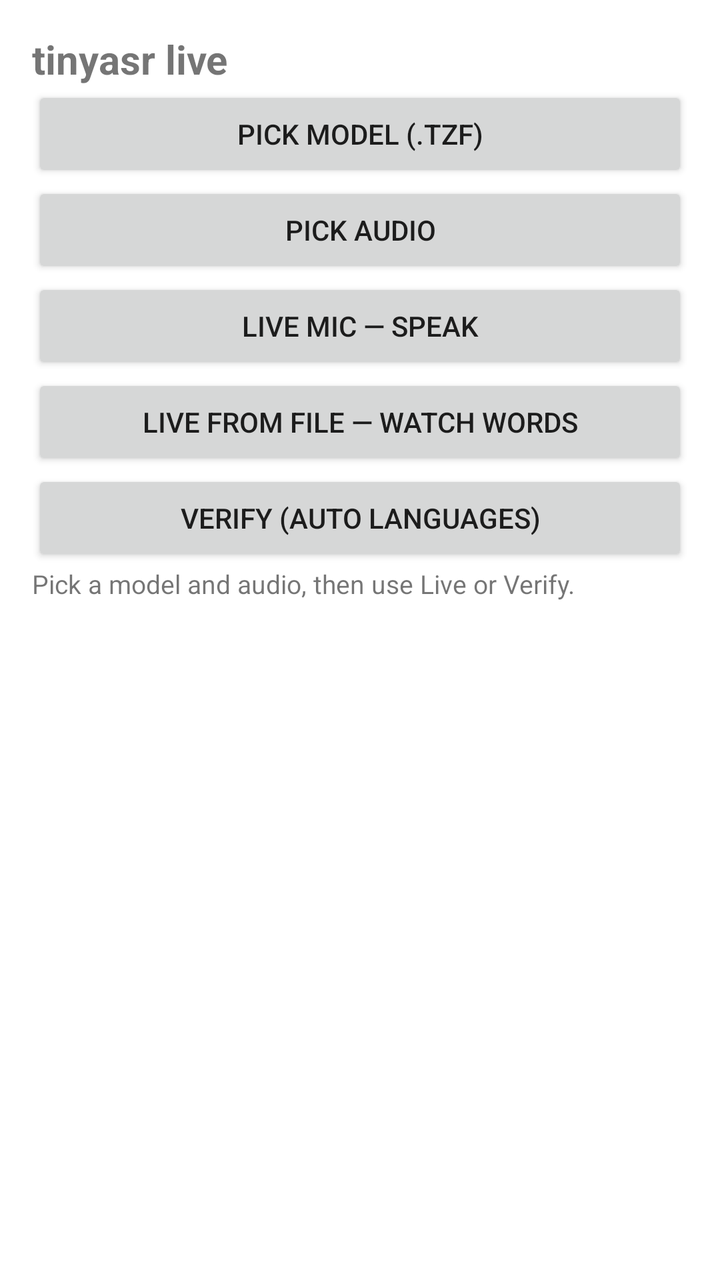
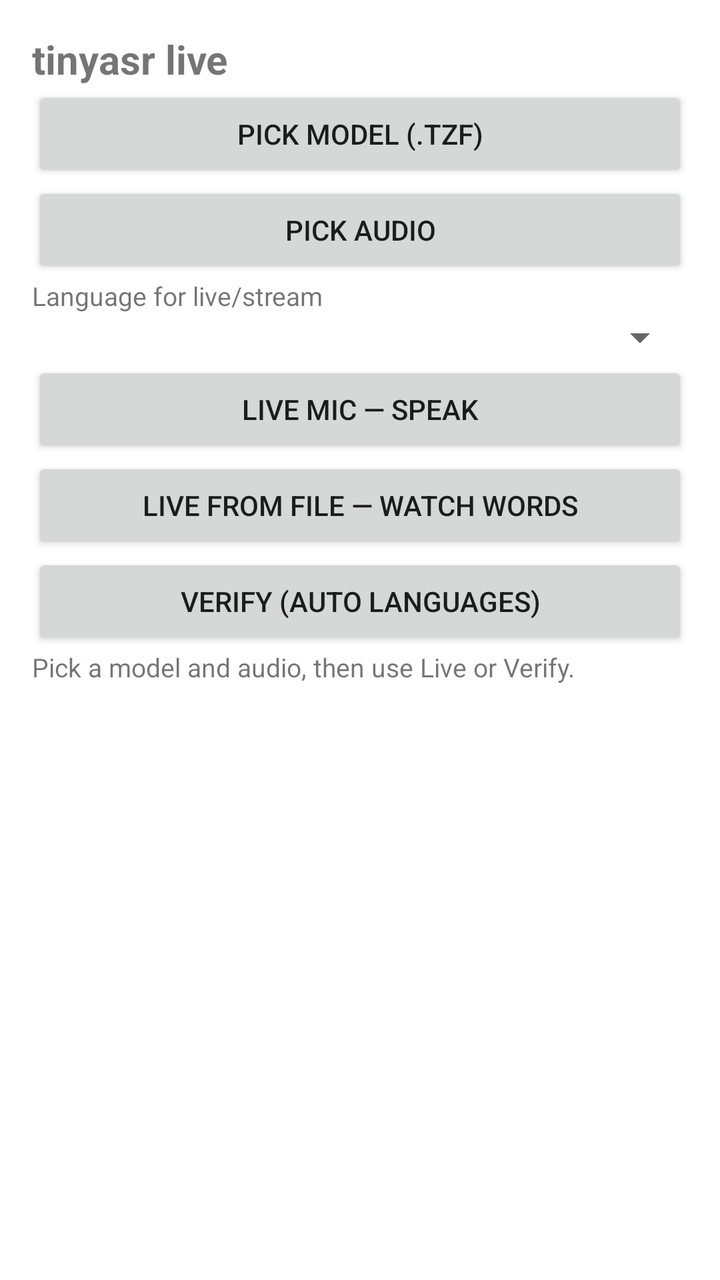

An Android layout rendered at two revisions. The XML below is the earlier revision; the diff shows what the commit changed to produce the second picture.
<!-- AndroidManifest.xml: application theme AppTheme -->
<!-- res/layout/activity_main.xml -->
<?xml version="1.0" encoding="utf-8"?>
<LinearLayout xmlns:android="http://schemas.android.com/apk/res/android"
    android:layout_width="match_parent"
    android:layout_height="match_parent"
    android:orientation="vertical"
    android:padding="16dp">

    <TextView
        android:layout_width="match_parent"
        android:layout_height="wrap_content"
        android:textSize="20sp"
        android:textStyle="bold"
        android:text="@string/app_name" />

    <Button
        android:id="@+id/pickModel"
        android:layout_width="match_parent"
        android:layout_height="wrap_content"
        android:text="@string/pick_model" />

    <Button
        android:id="@+id/pickAudio"
        android:layout_width="match_parent"
        android:layout_height="wrap_content"
        android:text="@string/pick_audio" />

    <Button
        android:id="@+id/liveMicBtn"
        android:layout_width="match_parent"
        android:layout_height="wrap_content"
        android:text="@string/live_mic" />

    <Button
        android:id="@+id/liveFileBtn"
        android:layout_width="match_parent"
        android:layout_height="wrap_content"
        android:text="@string/live_file" />

    <Button
        android:id="@+id/verifyBtn"
        android:layout_width="match_parent"
        android:layout_height="wrap_content"
        android:text="@string/verify" />

    <TextView
        android:id="@+id/status"
        android:layout_width="match_parent"
        android:layout_height="wrap_content"
        android:text="@string/status_idle"
        android:textSize="13sp" />

    <TextView
        android:id="@+id/partial"
        android:layout_width="match_parent"
        android:layout_height="wrap_content"
        android:textColor="#0a7d0a"
        android:textSize="16sp"
        android:textStyle="italic" />

    <ScrollView
        android:layout_width="match_parent"
        android:layout_height="0dp"
        android:layout_weight="1"
        android:fillViewport="true">

        <TextView
            android:id="@+id/result"
            android:layout_width="match_parent"
            android:layout_height="wrap_content"
            android:fontFamily="monospace"
            android:textSize="13sp" />
    </ScrollView>
</LinearLayout>
<!-- resources referenced by this layout -->
<resources>
  <string name="app_name">tinyasr live</string>
  <string name="live_file">Live from file — watch words</string>
  <string name="live_mic">Live mic — speak</string>
  <string name="pick_audio">Pick audio</string>
  <string name="pick_model">Pick model (.tzf)</string>
  <string name="status_idle">Pick a model and audio, then use Live or Verify.</string>
  <string name="verify">Verify (auto languages)</string>
  <style name="AppTheme" parent="android:Theme.Material.Light.NoActionBar">
          <item name="android:windowBackground">@android:color/white</item>
      </style>
</resources>

<!-- the commit's change to res/layout/activity_main.xml (unified diff, before → after) -->
@@ -23,6 +23,17 @@
         android:layout_width="match_parent"
         android:layout_height="wrap_content"
         android:text="@string/pick_audio" />
+
+    <TextView
+        android:layout_width="match_parent"
+        android:layout_height="wrap_content"
+        android:text="@string/language_label"
+        android:textSize="13sp" />
+
+    <Spinner
+        android:id="@+id/lang"
+        android:layout_width="match_parent"
+        android:layout_height="wrap_content" />
 
     <Button
         android:id="@+id/liveMicBtn"
<!-- resource entries referenced after the edit -->
@@ -1,6 +1,7 @@
 <!-- resources referenced by this layout -->
 <resources>
   <string name="app_name">tinyasr live</string>
+  <string name="language_label">Language for live/stream</string>
   <string name="live_file">Live from file — watch words</string>
   <string name="live_mic">Live mic — speak</string>
   <string name="pick_audio">Pick audio</string>
